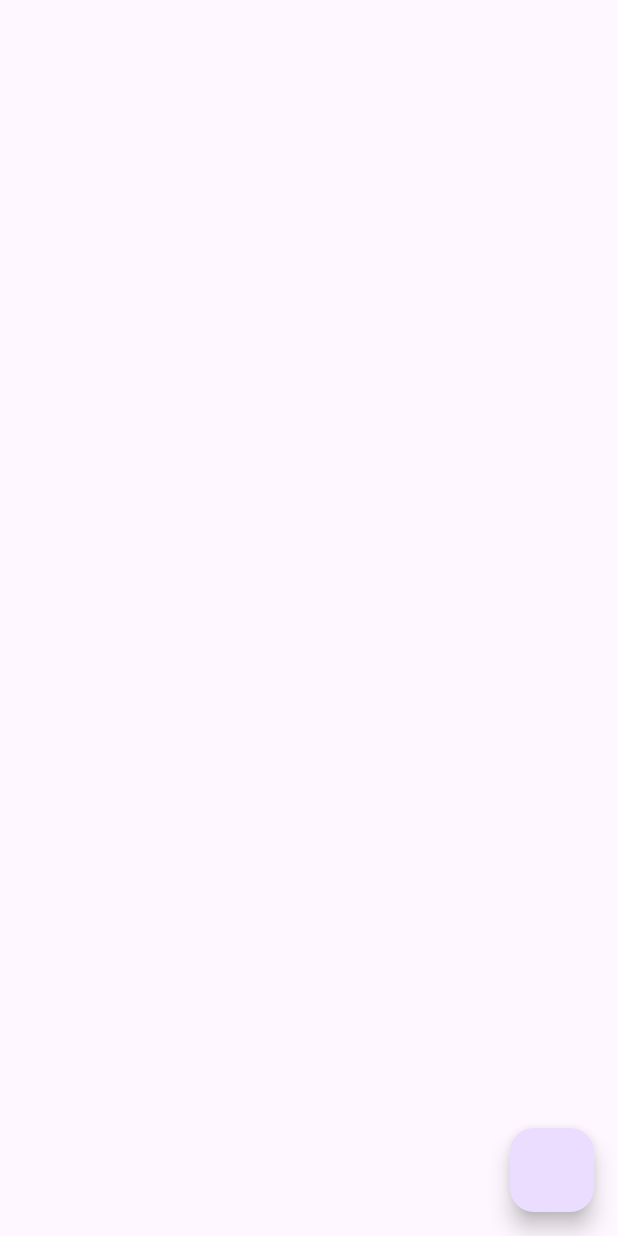
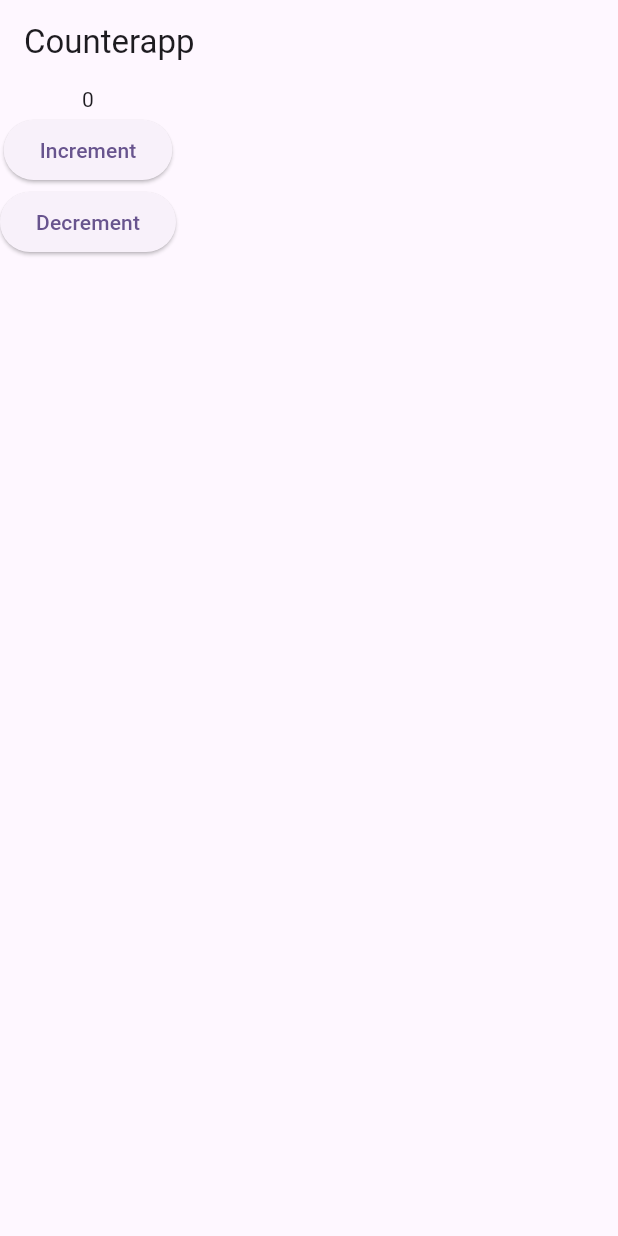
Before and after one commit to bipin24746/bloc_learning, a Flutter app: the screen it shows after launch, on a phone screen of 412 x 824 dp. Run offline on Flutter 3.47's test engine with Material 3 defaults, Android fonts, the phone set to English and light mode, and no system bars; our stand-ins replace bloc, equatable, flutter_bloc.

Commit message:
made a counter app using bloc

```diff
--- /dev/null
+++ b/lib/bloc/counter_bloc.dart
@@ -0,0 +1,18 @@
+import 'package:bloc/bloc.dart';
+import 'package:bloc_learning/bloc/counter_event.dart';
+import 'package:bloc_learning/bloc/counter_state.dart';
+
+class CounterBloc extends Bloc<CounterEvent,CounterState>{
+  CounterBloc():super(CounterState()){
+    on<IncrementCounter>(_increment);
+    on<DecrementCounter>(_decrement);
+  }
+
+  void _increment(IncrementCounter event ,Emitter<CounterState> emit){
+    emit(state.copyWith(counter: state.counter + 1));
+  }
+  void _decrement(DecrementCounter event,Emitter<CounterState> emit){
+  emit(state.copyWith(counter: state.counter -1));
+  }
+
+}
--- /dev/null
+++ b/lib/bloc/counter_event.dart
@@ -0,0 +1,11 @@
+import 'package:equatable/equatable.dart';
+
+class CounterEvent extends Equatable {
+  const CounterEvent();
+  @override
+  // TODO: implement props
+  List<Object?> get props => [];
+
+}
+class IncrementCounter extends CounterEvent{}
+class DecrementCounter extends CounterEvent{}
--- /dev/null
+++ b/lib/bloc/counter_state.dart
@@ -0,0 +1,15 @@
+
+import 'package:equatable/equatable.dart';
+
+
+class CounterState extends Equatable{
+  final int counter;
+  const CounterState({this.counter = 0});
+  CounterState copyWith({int? counter}){
+    return CounterState(counter: counter ?? this.counter);
+  }
+
+  @override
+  // TODO: implement props
+  List<Object?> get props => [counter];
+}
--- a/lib/main.dart
+++ b/lib/main.dart
@@ -1,5 +1,10 @@
-import 'package:bloc_learning/Equatable_learning.dart';
+
+import 'package:bloc/bloc.dart';
+import 'package:bloc_learning/bloc/counter_bloc.dart';
+import 'package:bloc_learning/ui/counter_screen.dart';
 import 'package:flutter/material.dart';
+import 'package:flutter_bloc/flutter_bloc.dart';
+
 
 void main() {
   runApp(const MyApp());
@@ -11,14 +16,16 @@ class MyApp extends StatelessWidget {
   // This widget is the root of your application.
   @override
   Widget build(BuildContext context) {
-    return MaterialApp(
-      title: 'Flutter Demo',
-      theme: ThemeData(
+    return
+      BlocProvider(create: (_)=>CounterBloc(),child: MaterialApp(
+        title: 'Flutter Demo',
+        theme: ThemeData(
 
-        colorScheme: ColorScheme.fromSeed(seedColor: Colors.deepPurple),
-        useMaterial3: true,
-      ),
-      home: EquatableLearning(),
-    );
+          colorScheme: ColorScheme.fromSeed(seedColor: Colors.deepPurple),
+          useMaterial3: true,
+        ),
+        home: CounterScreen(),
+      ),);
+
   }
 }
--- /dev/null
+++ b/lib/ui/counter_screen.dart
@@ -0,0 +1,39 @@
+import 'package:bloc_learning/bloc/counter_bloc.dart';
+import 'package:bloc_learning/bloc/counter_event.dart';
+import 'package:bloc_learning/bloc/counter_state.dart';
+import 'package:flutter/material.dart';
+import 'package:flutter_bloc/flutter_bloc.dart';
+
+class CounterScreen extends StatefulWidget {
+  const CounterScreen({super.key});
+
+  @override
+  State<CounterScreen> createState() => _CounterScreenState();
+}
+
+class _CounterScreenState extends State<CounterScreen> {
+  @override
+  Widget build(BuildContext context) {
+    return Scaffold(
+      appBar: AppBar(
+        title: Text("Counterapp"),
+      ),
+      body: Column(
+        children: [
+          BlocBuilder<CounterBloc,CounterState>(builder: (context,state){
+           return Text(state.counter.toString());
+          },),
+
+       ElevatedButton(onPressed: (){
+         context.read<CounterBloc>().add(IncrementCounter());
+
+       }, child: Text("Increment"),),
+          ElevatedButton(onPressed: (){
+            context.read<CounterBloc>().add(DecrementCounter());
+          }, child: Text("Decrement"),),
+
+        ],
+      ),
+    );
+  }
+}
--- a/pubspec.yaml
+++ b/pubspec.yaml
@@ -35,6 +35,8 @@ dependencies:
   # Use with the CupertinoIcons class for iOS style icons.
   cupertino_icons: ^1.0.8
   equatable: ^2.0.7
+  flutter_bloc: ^9.0.0
+  bloc: ^9.0.0
 
 dev_dependencies:
   flutter_test:
```
Also changed, not shown: pubspec.lock.
